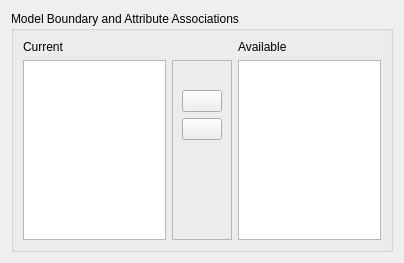
Kitware/SMTK, file smtk/extension/qt/qtAttributeAssociation.ui: the form before one commit.
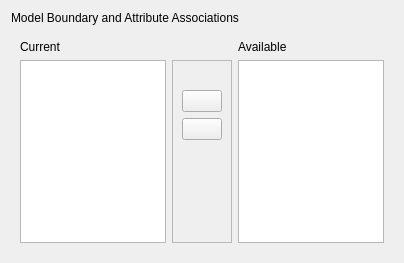
The form after the commit.

Commit message: ENH: Adding Association Constriant to qtAttributeView

```diff
--- a/smtk/extension/qt/qtAttributeAssociation.ui
+++ b/smtk/extension/qt/qtAttributeAssociation.ui
@@ -15,33 +15,44 @@
   </property>
   <layout class="QVBoxLayout" name="verticalLayout_3">
    <item>
-    <widget class="QGroupBox" name="boundaryGroup">
-     <property name="title">
+    <widget class="QLabel" name="TitleLabel">
+     <property name="text">
       <string>Model Boundary and Attribute Associations</string>
      </property>
+    </widget>
+   </item>
+   <item>
+    <widget class="QFrame" name="boundaryGroup">
      <layout class="QGridLayout" name="gridLayout">
-      <item row="0" column="0">
-       <widget class="QLabel" name="labelCurrent">
-        <property name="text">
-         <string>Current</string>
-        </property>
-       </widget>
-      </item>
-      <item row="0" column="2">
-       <widget class="QLabel" name="label_2">
+      <item row="1" column="2">
+       <widget class="QLabel" name="AvailableLabel">
         <property name="text">
          <string>Available</string>
         </property>
        </widget>
       </item>
-      <item row="1" column="0">
+      <item row="2" column="0">
        <widget class="QListWidget" name="CurrentList">
         <property name="selectionMode">
          <enum>QAbstractItemView::ExtendedSelection</enum>
         </property>
        </widget>
       </item>
-      <item row="1" column="1">
+      <item row="2" column="2">
+       <widget class="QListWidget" name="AvailableList">
+        <property name="selectionMode">
+         <enum>QAbstractItemView::ExtendedSelection</enum>
+        </property>
+       </widget>
+      </item>
+      <item row="1" column="0">
+       <widget class="QLabel" name="CurrentLabel">
+        <property name="text">
+         <string>Current</string>
+        </property>
+       </widget>
+      </item>
+      <item row="2" column="1">
        <widget class="QFrame" name="ButtonsFrame">
         <property name="frameShape">
          <enum>QFrame::StyledPanel</enum>
@@ -106,13 +117,6 @@
         </layout>
        </widget>
       </item>
-      <item row="1" column="2">
-       <widget class="QListWidget" name="AvailableList">
-        <property name="selectionMode">
-         <enum>QAbstractItemView::ExtendedSelection</enum>
-        </property>
-       </widget>
-      </item>
      </layout>
     </widget>
    </item>
```
The commit also changes 9 other files.
